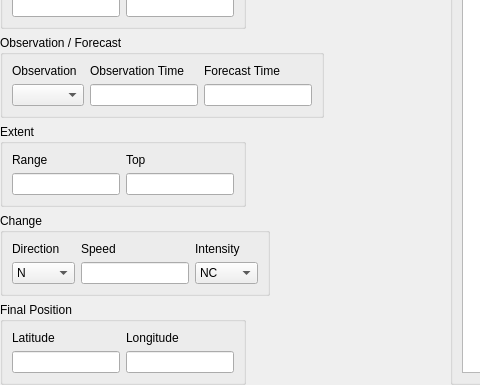
First picture: the form in tafor/components/ui/sigmet_typhoon.ui, repository up1and/tafor, before the edit; both pictures show x 0 to 480 and y 232 to 617 of the 713 by 617 pixel window.
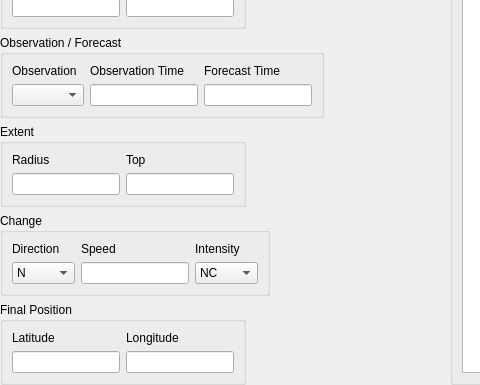
Second picture: the form after the edit.

What changed in the file:
```diff
--- a/tafor/components/ui/sigmet_typhoon.ui
+++ b/tafor/components/ui/sigmet_typhoon.ui
@@ -225,7 +225,7 @@
          <item row="0" column="0">
           <widget class="QLabel" name="rangeLabel">
            <property name="text">
-            <string>Range</string>
+            <string>Radius</string>
            </property>
            <property name="buddy">
             <cstring>range</cstring>
```
Left out of the diff: 6 changed lines with no effect on the pictures.
